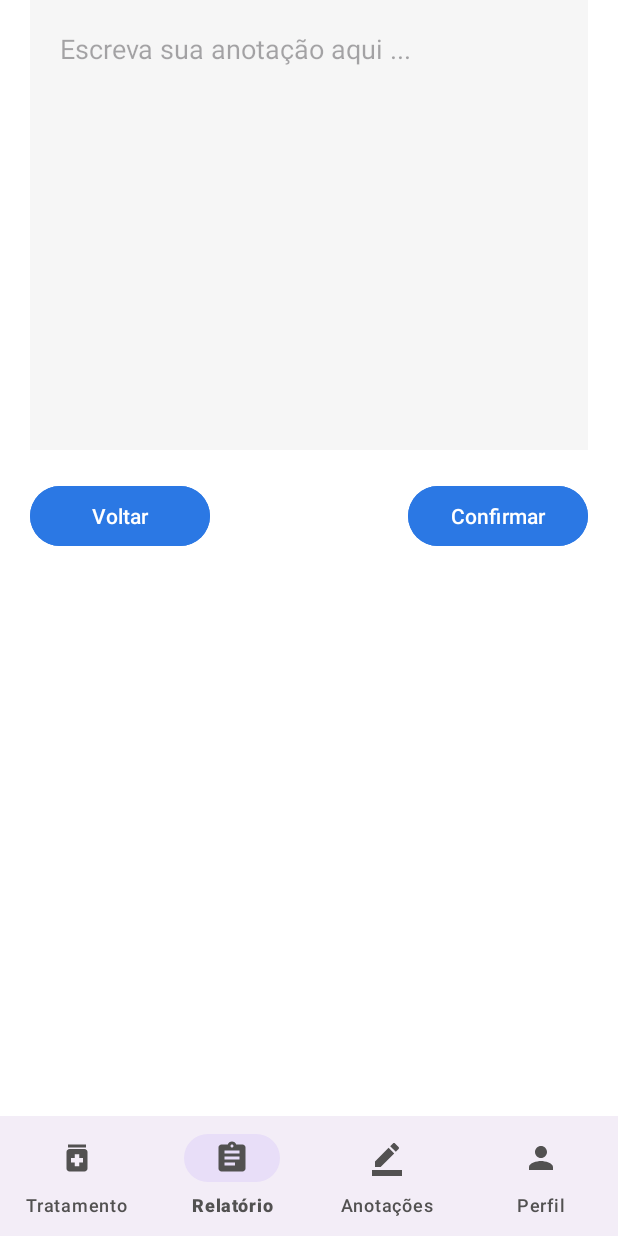
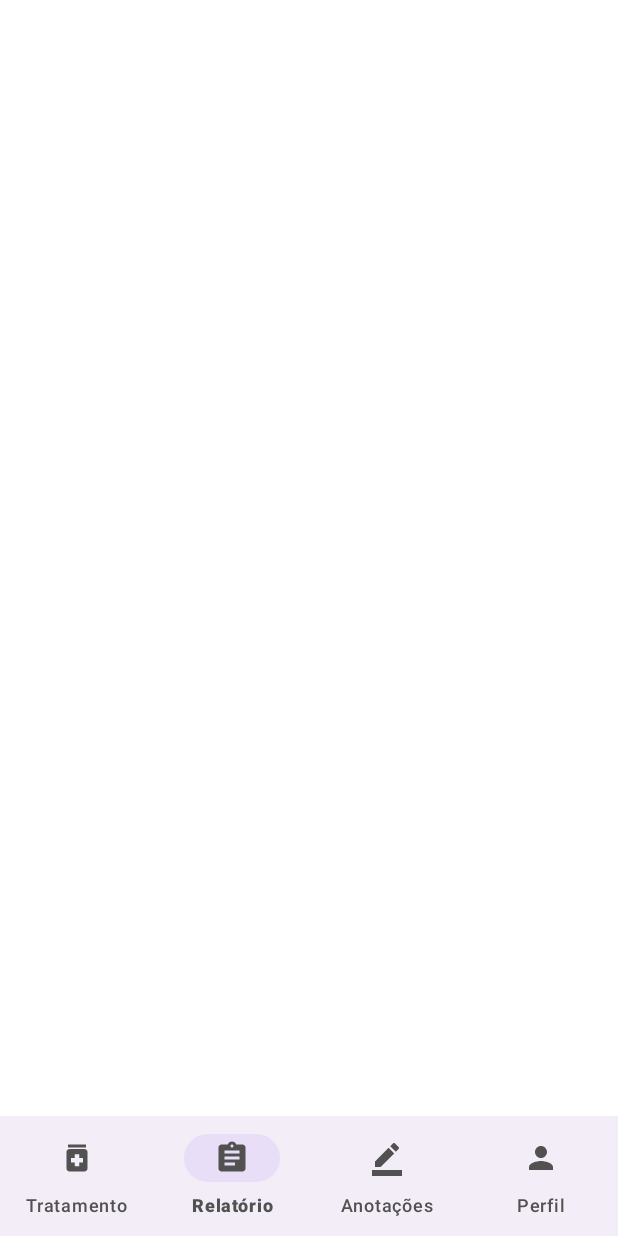
Before and after one commit to lisboaluan/doseCerta, an Android app: the fragment AnotacaoFragment placed in its activity, item 2 of the bottom bar chosen, on a phone screen of 412 x 824 dp. Run offline under Robolectric (Android 15) with nearby library versions, the phone set to English and light mode, and no system bars.

Commit message:
Front Anotação parte 2

```diff
--- a/app/src/main/AndroidManifest.xml
+++ b/app/src/main/AndroidManifest.xml
@@ -33,6 +33,7 @@
                 <category android:name="android.intent.category.LAUNCHER" />
             </intent-filter>
         </activity>
+        <activity android:name=".NovaAnotacaoActivity" />
     </application>
 
 </manifest>
--- a/app/src/main/java/com/luanlisboa/dosecerta/fragments/AnotacaoFragment.kt
+++ b/app/src/main/java/com/luanlisboa/dosecerta/fragments/AnotacaoFragment.kt
@@ -1,11 +1,14 @@
 package com.luanlisboa.dosecerta.fragments
 
+import android.content.Intent
 import android.os.Bundle
 import androidx.fragment.app.Fragment
 import android.view.LayoutInflater
 import android.view.View
 import android.view.ViewGroup
+import com.google.android.material.button.MaterialButton
 import com.luanlisboa.dosecerta.R
+import com.luanlisboa.dosecerta.NovaAnotacaoActivity
 
 // TODO: Rename parameter arguments, choose names that match
 // the fragment initialization parameters, e.g. ARG_ITEM_NUMBER
@@ -34,8 +37,16 @@ class AnotacaoFragment : Fragment() {
         inflater: LayoutInflater, container: ViewGroup?,
         savedInstanceState: Bundle?
     ): View? {
-        // Inflate the layout for this fragment
-        return inflater.inflate(R.layout.fragment_anotacao, container, false)
+        val view = inflater.inflate(R.layout.fragment_anotacao, container, false)
+
+        val btnNovaAnotacao: MaterialButton = view.findViewById(R.id.btnNovaAnotacao)
+
+        btnNovaAnotacao.setOnClickListener {
+            val intent = Intent(activity, NovaAnotacaoActivity::class.java)
+            startActivity(intent)
+        }
+
+        return view
     }
 
     companion object {
--- a/app/src/main/res/layout/fragment_relatorio.xml
+++ b/app/src/main/res/layout/fragment_relatorio.xml
@@ -4,58 +4,4 @@
     android:layout_width="match_parent"
     android:layout_height="match_parent"
     tools:context=".fragments.RelatorioFragment">
-
-    <LinearLayout
-        android:layout_width="match_parent"
-        android:layout_height="match_parent"
-        android:orientation="vertical"
-        android:gravity="top"
-        android:layout_marginLeft="20dp"
-        android:layout_marginRight="20dp">
-
-        <EditText
-            android:id="@+id/escrevaAnotacao"
-            android:layout_width="match_parent"
-            android:layout_height="300dp"
-            android:background="@color/light_grey"
-            android:hint="Escreva sua anotação aqui ..."
-            android:inputType="textMultiLine"
-            android:minLines="3"
-            android:maxLines="6"
-            android:gravity="top"
-            android:scrollbars="vertical"
-            android:paddingLeft="20dp"
-            android:paddingTop="20dp"/>
-
-        <LinearLayout
-            android:layout_width="match_parent"
-            android:layout_height="wrap_content"
-            android:orientation="horizontal"
-            android:layout_marginTop="20dp">
-            <com.google.android.material.button.MaterialButton
-                android:id="@+id/btn_voltarAnotacao"
-                android:layout_width="120dp"
-                android:layout_height="wrap_content"
-                android:layout_marginEnd="16dp"
-                android:backgroundTint="@color/blue"
-                android:text="Voltar"
-                android:textAlignment="center"
-                android:textColor="@color/white" />
-            <View
-                android:layout_width="0dp"
-                android:layout_height="wrap_content"
-                android:layout_weight="1" />
-
-            <com.google.android.material.button.MaterialButton
-                android:id="@+id/btn_confirmar"
-                android:layout_width="120dp"
-                android:layout_height="wrap_content"
-                android:backgroundTint="@color/blue"
-                android:text="Confirmar"
-                android:textAlignment="center"
-                android:textColor="@color/white" />
-
-        </LinearLayout>
-
-    </LinearLayout>
 </FrameLayout>
```
Also changed, not shown: app/src/main/java/com/luanlisboa/dosecerta/view/NovaAnotacaoActivity.kt (added, +20 -0 lines), app/src/main/res/layout/activity_anotacao.xml (added, +64 -0 lines).
